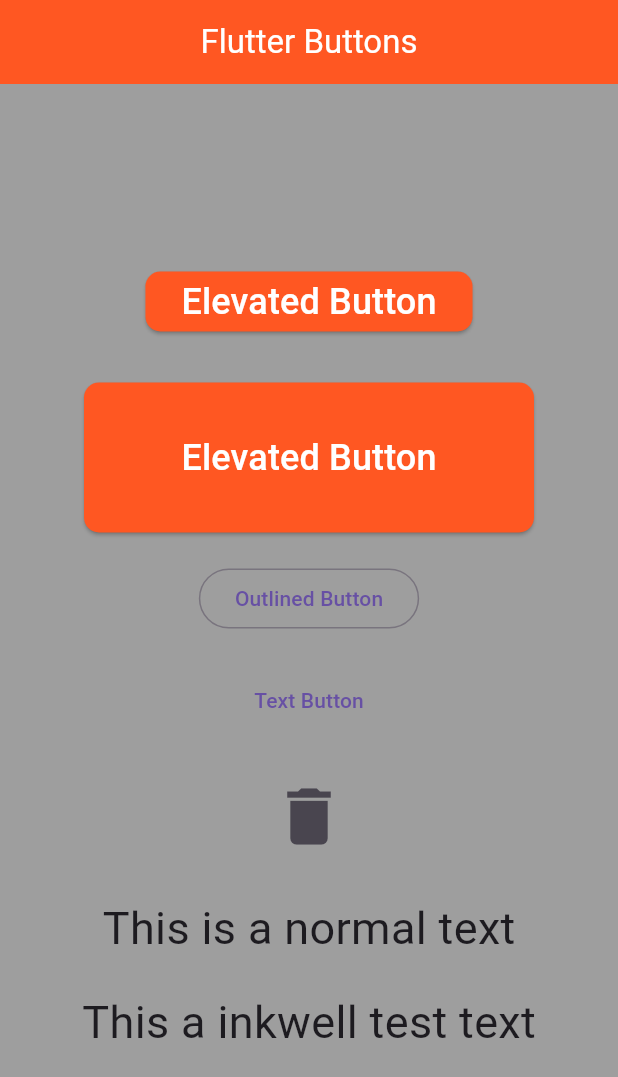
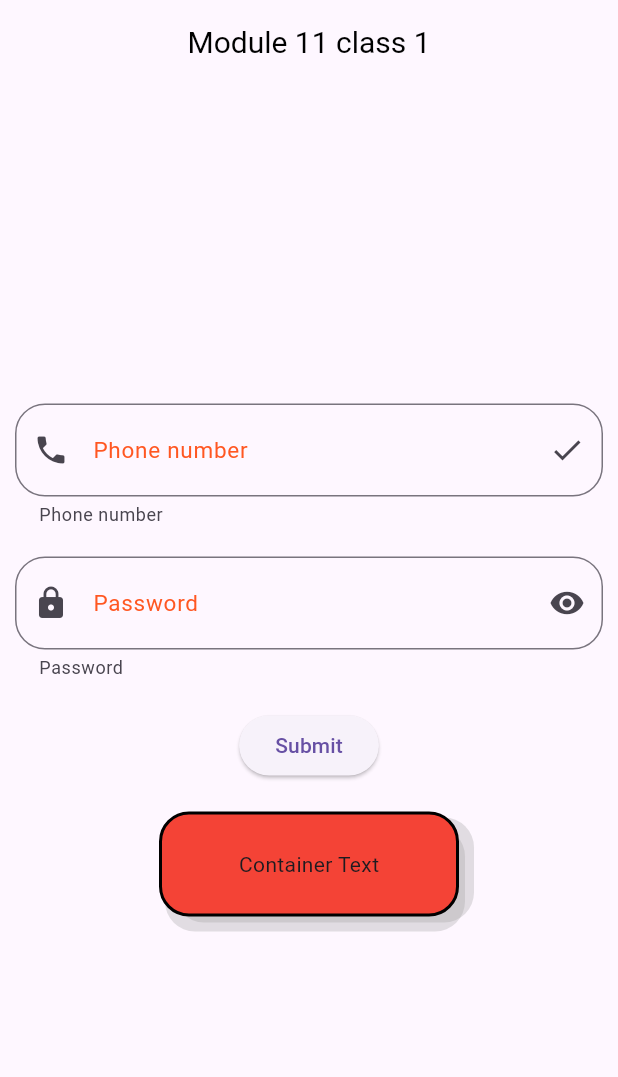
Before and after one commit to Atiqs3404/flutter_batch_14, a Flutter app: the screen it shows after launch, on a phone screen of 412 x 824 dp. Shown: the top 1077 px of the screen. Run offline on Flutter 3.47's test engine with Material 3 defaults, Android fonts, the phone set to English and light mode, and no system bars.

Commit message:
Module 11 class 1 Textfields, controller, container

```diff
--- a/lib/app.dart
+++ b/lib/app.dart
@@ -1,12 +1,13 @@
 import 'package:flutter/material.dart';
 import 'package:flutter_application_test/home.dart';
 import 'package:flutter_application_test/module_10/flutter_buttons.dart';
+import 'package:flutter_application_test/module_11/class_1.dart';
 
 class MyApp extends StatelessWidget {
   const MyApp({super.key});
 
   @override
   Widget build(BuildContext context) {
-    return MaterialApp(title: "Flutter Batch 14", home: FlutterButtons());
+    return MaterialApp(title: "Flutter Batch 14", home: Class1Module11());
   }
 }
--- /dev/null
+++ b/lib/module_11/class_1.dart
@@ -0,0 +1,141 @@
+import 'package:flutter/material.dart';
+
+class Class1Module11 extends StatelessWidget {
+  const Class1Module11({super.key});
+
+  @override
+  Widget build(BuildContext context) {
+    TextEditingController phoneController = TextEditingController();
+    TextEditingController passwordController = TextEditingController();
+
+    return Scaffold(
+      appBar: AppBar(
+        title: Text(
+          "Module 11 class 1",
+          style: TextStyle(fontSize: 20, color: Colors.black),
+        ),
+        centerTitle: true,
+      ),
+      body: SafeArea(
+        child: Padding(
+          padding: const EdgeInsets.all(10.0),
+          child: Column(
+            mainAxisAlignment: MainAxisAlignment.center,
+            children: [
+              TextField(
+                controller: phoneController,
+                keyboardType: TextInputType.phone,
+                decoration: InputDecoration(
+                  helperText: "Phone number",
+                  labelText: "Phone number",
+                  labelStyle: TextStyle(fontSize: 15, color: Colors.deepOrange),
+                  hintText: "Enter your phone number",
+                  hintStyle: TextStyle(fontSize: 20, color: Colors.deepOrange),
+                  border: OutlineInputBorder(
+                    borderRadius: BorderRadius.circular(20),
+                  ),
+                  prefixIcon: Icon(Icons.phone),
+                  suffixIcon: Icon(Icons.check),
+                ),
+              ),
+
+              SizedBox(height: 20),
+
+              TextField(
+                controller: passwordController,
+                obscureText: true,
+                keyboardType: TextInputType.visiblePassword,
+                decoration: InputDecoration(
+                  helperText: "Password",
+                  labelText: "Password",
+                  labelStyle: TextStyle(fontSize: 15, color: Colors.deepOrange),
+                  hintText: "Enter password",
+                  hintStyle: TextStyle(fontSize: 20, color: Colors.deepOrange),
+                  border: OutlineInputBorder(
+                    borderRadius: BorderRadius.circular(20),
+                  ),
+                  prefixIcon: Icon(Icons.lock),
+                  suffixIcon: Icon(Icons.remove_red_eye),
+                ),
+              ),
+
+              SizedBox(height: 20),
+
+              ElevatedButton(
+                onPressed: () {
+                  // Simple login system idea
+
+                  // Phone Controller Conditions
+                  if (phoneController.text.isEmpty) {
+                    ScaffoldMessenger.of(context).showSnackBar(
+                      SnackBar(content: Text("Enter phone number")),
+                    );
+                  } else if (phoneController.text.length != 4) {
+                    ScaffoldMessenger.of(context).showSnackBar(
+                      SnackBar(content: Text("Phone number must be 4 digits")),
+                    );
+                  } else {
+                    phoneController.clear();
+                  }
+
+                  // Password Controller Conditions
+                  if (passwordController.text.isEmpty) {
+                    ScaffoldMessenger.of(
+                      context,
+                    ).showSnackBar(SnackBar(content: Text("Enter a password")));
+                  } else if (!passwordController.text.contains("@") ||
+                      passwordController.text.length != 4) {
+                    ScaffoldMessenger.of(context).showSnackBar(
+                      SnackBar(
+                        content: Text(
+                          "Password must contain @ and 6 characters long",
+                        ),
+                      ),
+                    );
+                  } else {
+                    passwordController.clear();
+                  }
+
+                  if (phoneController.text.length == 4 &&
+                      (passwordController.text.length == 4 &&
+                          passwordController.text.contains("@"))) {
+                    print("Login successful");
+                    ScaffoldMessenger.of(
+                      context,
+                    ).showSnackBar(SnackBar(content: Text("Login Successful")));
+                  }
+                },
+                child: Text("Submit"),
+              ),
+
+              SizedBox(height: 20),
+
+              Container(
+                alignment: Alignment.center,
+                height: 70,
+                width: 200,
+                child: Text("Container Text"),
+                decoration: BoxDecoration(
+                  color: Colors.red,
+                  borderRadius: BorderRadius.circular(20),
+                  border: Border.all(width: 2, color: Colors.black),
+
+                  boxShadow: [
+                    BoxShadow(
+                      color: Colors.grey.withOpacity(0.3),
+                      offset: Offset(4, 10),
+                    ),
+                    BoxShadow(
+                      color: Colors.grey.withOpacity(0.3),
+                      offset: Offset(10, 4),
+                    ),
+                  ],
+                ),
+              ),
+            ],
+          ),
+        ),
+      ),
+    );
+  }
+}
```
